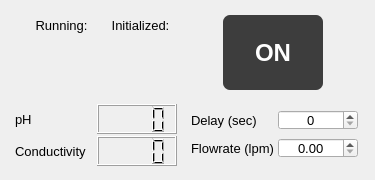
The window that src/ECM_gui/pump_dialog/widget_front_panel_pump.ui (dmherrington/ECM-Control-System) describes before a commit, drawn with Qt 5.
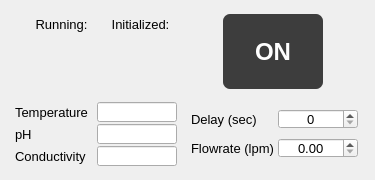
The same window after the commit. Custom widgets are drawn as their Qt base class.

Patch:
```diff
--- a/src/ECM_gui/pump_dialog/widget_front_panel_pump.ui
+++ b/src/ECM_gui/pump_dialog/widget_front_panel_pump.ui
@@ -522,90 +522,70 @@
    </item>
    <item row="1" column="0">
     <layout class="QGridLayout" name="gridLayout_2">
-     <property name="spacing">
-      <number>2</number>
-     </property>
-     <item row="1" column="0">
-      <widget class="QLabel" name="label_conductivity">
-       <property name="sizePolicy">
-        <sizepolicy hsizetype="Fixed" vsizetype="Fixed">
-         <horstretch>0</horstretch>
-         <verstretch>0</verstretch>
-        </sizepolicy>
-       </property>
-       <property name="minimumSize">
-        <size>
-         <width>80</width>
-         <height>20</height>
-        </size>
-       </property>
-       <property name="maximumSize">
-        <size>
-         <width>80</width>
-         <height>20</height>
-        </size>
-       </property>
-       <property name="font">
-        <font>
-         <pointsize>10</pointsize>
-        </font>
-       </property>
-       <property name="text">
-        <string>Conductivity</string>
-       </property>
-      </widget>
-     </item>
-     <item row="0" column="1">
-      <widget class="QLCDNumber" name="lcdNumber_pH">
-       <property name="minimumSize">
-        <size>
-         <width>80</width>
-         <height>30</height>
-        </size>
-       </property>
-       <property name="maximumSize">
-        <size>
-         <width>80</width>
-         <height>30</height>
-        </size>
-       </property>
-       <property name="digitCount">
-        <number>4</number>
-       </property>
-      </widget>
-     </item>
-     <item row="1" column="1">
-      <widget class="QLCDNumber" name="lcdNumber_Conductivity">
-       <property name="minimumSize">
-        <size>
-         <width>80</width>
-         <height>30</height>
-        </size>
-       </property>
-       <property name="maximumSize">
-        <size>
-         <width>80</width>
-         <height>30</height>
-        </size>
-       </property>
-       <property name="font">
-        <font>
-         <weight>75</weight>
-         <bold>true</bold>
-        </font>
-       </property>
-       <property name="lineWidth">
-        <number>1</number>
-       </property>
-       <property name="midLineWidth">
-        <number>0</number>
-       </property>
-       <property name="digitCount">
-        <number>4</number>
-       </property>
-      </widget>
-     </item>
      <item row="0" column="0">
+      <widget class="QLabel" name="label_temperature">
+       <property name="sizePolicy">
+        <sizepolicy hsizetype="Fixed" vsizetype="Fixed">
+         <horstretch>0</horstretch>
+         <verstretch>0</verstretch>
+        </sizepolicy>
+       </property>
+       <property name="minimumSize">
+        <size>
+         <width>80</width>
+         <height>20</height>
+        </size>
+       </property>
+       <property name="maximumSize">
+        <size>
+         <width>80</width>
+         <height>20</height>
+        </size>
+       </property>
+       <property name="font">
+        <font>
+         <pointsize>10</pointsize>
+        </font>
+       </property>
+       <property name="text">
+        <string>Temperature</string>
+       </property>
+      </widget>
+     </item>
+     <item row="0" column="1">
+      <widget class="QLineEdit" name="lineEdit_temperature">
+       <property name="sizePolicy">
+        <sizepolicy hsizetype="Fixed" vsizetype="Fixed">
+         <horstretch>0</horstretch>
+         <verstretch>0</verstretch>
+        </sizepolicy>
+       </property>
+       <property name="minimumSize">
+        <size>
+         <width>80</width>
+         <height>20</height>
+        </size>
+       </property>
+       <property name="maximumSize">
+        <size>
+         <width>80</width>
+         <height>20</height>
+        </size>
+       </property>
+       <property name="font">
+        <font>
+         <pointsize>10</pointsize>
+        </font>
+       </property>
+       <property name="alignment">
+        <set>Qt::AlignCenter</set>
+       </property>
+       <property name="readOnly">
+        <bool>true</bool>
+       </property>
+      </widget>
+     </item>
+     <item row="1" column="0">
       <widget class="QLabel" name="label_ph">
        <property name="sizePolicy">
         <sizepolicy hsizetype="Fixed" vsizetype="Fixed">
@@ -635,6 +615,102 @@
        </property>
       </widget>
      </item>
+     <item row="1" column="1">
+      <widget class="QLineEdit" name="lineEdit_pH">
+       <property name="sizePolicy">
+        <sizepolicy hsizetype="Fixed" vsizetype="Fixed">
+         <horstretch>0</horstretch>
+         <verstretch>0</verstretch>
+        </sizepolicy>
+       </property>
+       <property name="minimumSize">
+        <size>
+         <width>80</width>
+         <height>20</height>
+        </size>
+       </property>
+       <property name="maximumSize">
+        <size>
+         <width>80</width>
+         <height>20</height>
+        </size>
+       </property>
+       <property name="font">
+        <font>
+         <pointsize>10</pointsize>
+        </font>
+       </property>
+       <property name="alignment">
+        <set>Qt::AlignCenter</set>
+       </property>
+       <property name="readOnly">
+        <bool>true</bool>
+       </property>
+      </widget>
+     </item>
+     <item row="2" column="0">
+      <widget class="QLabel" name="label_conductivity">
+       <property name="sizePolicy">
+        <sizepolicy hsizetype="Fixed" vsizetype="Fixed">
+         <horstretch>0</horstretch>
+         <verstretch>0</verstretch>
+        </sizepolicy>
+       </property>
+       <property name="minimumSize">
+        <size>
+         <width>80</width>
+         <height>20</height>
+        </size>
+       </property>
+       <property name="maximumSize">
+        <size>
+         <width>80</width>
+         <height>20</height>
+        </size>
+       </property>
+       <property name="font">
+        <font>
+         <pointsize>10</pointsize>
+        </font>
+       </property>
+       <property name="text">
+        <string>Conductivity</string>
+       </property>
+      </widget>
+     </item>
+     <item row="2" column="1">
+      <widget class="QLineEdit" name="lineEdit_conductivity">
+       <property name="sizePolicy">
+        <sizepolicy hsizetype="Fixed" vsizetype="Fixed">
+         <horstretch>0</horstretch>
+         <verstretch>0</verstretch>
+        </sizepolicy>
+       </property>
+       <property name="minimumSize">
+        <size>
+         <width>80</width>
+         <height>20</height>
+        </size>
+       </property>
+       <property name="maximumSize">
+        <size>
+         <width>80</width>
+         <height>20</height>
+        </size>
+       </property>
+       <property name="font">
+        <font>
+         <pointsize>10</pointsize>
+        </font>
+       </property>
+       <property name="alignment">
+        <set>Qt::AlignCenter</set>
+       </property>
+       <property name="readOnly">
+        <bool>true</bool>
+       </property>
+      </widget>
+     </item>
     </layout>
    </item>
    <item row="1" column="1">
```
